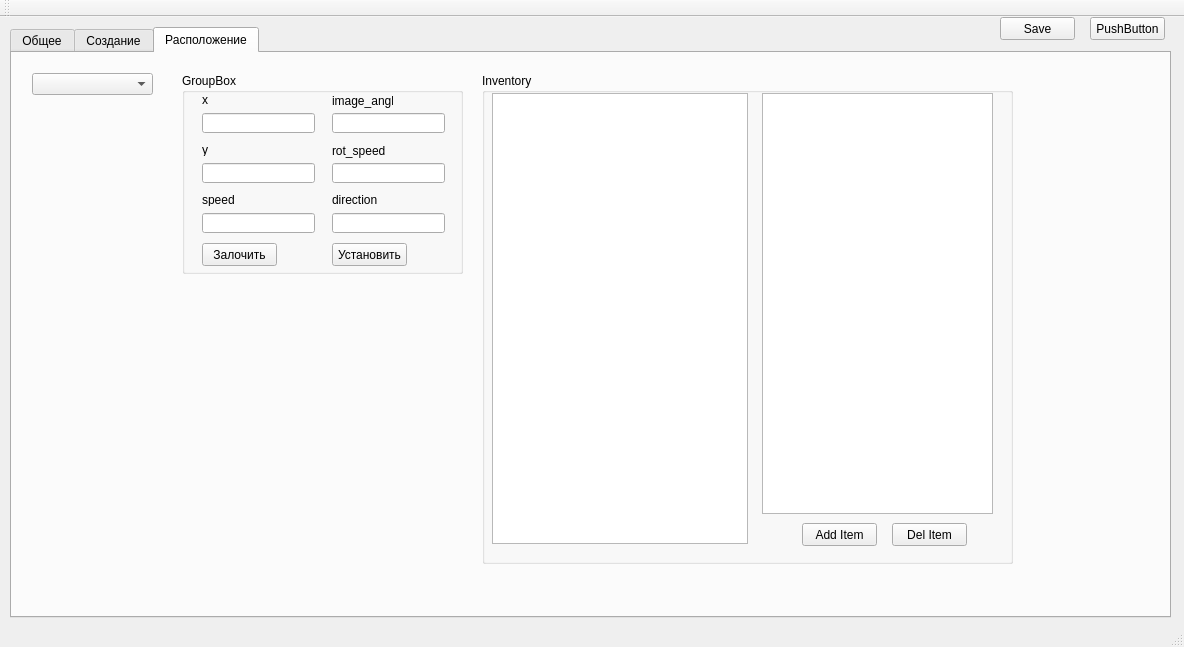
mizit/Nova-git, file Server/nova-server/mainwindow.ui: the form before one commit.
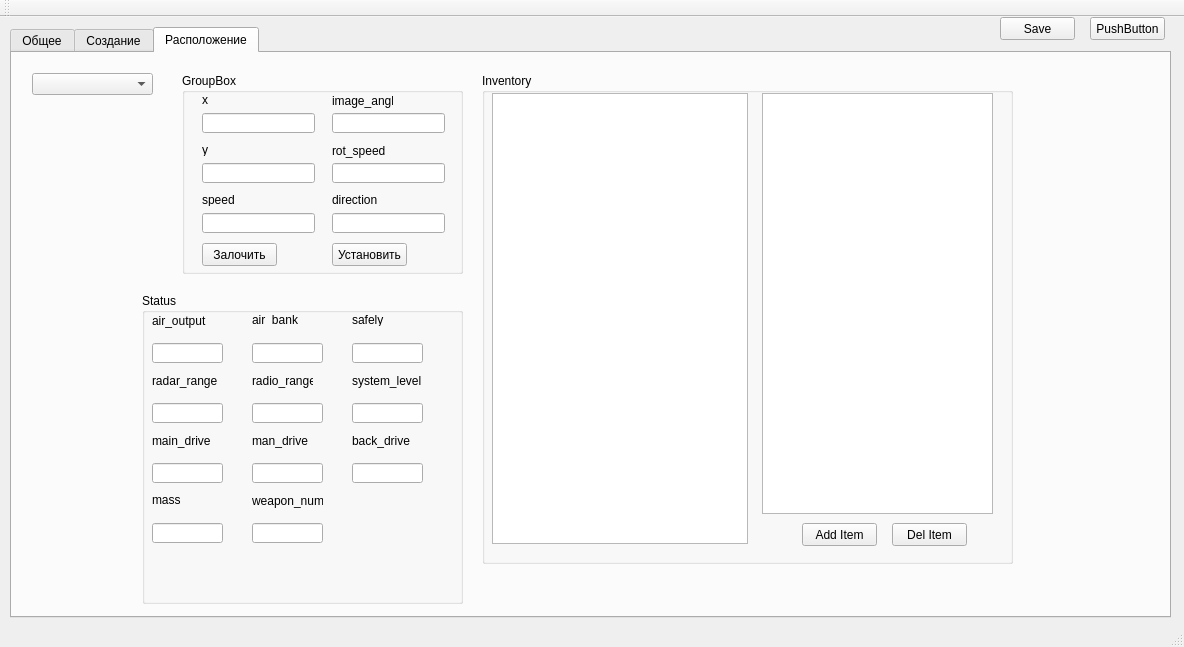
The form after the commit.

```diff
--- a/Server/nova-server/mainwindow.ui
+++ b/Server/nova-server/mainwindow.ui
@@ -404,6 +404,272 @@
        </property>
       </widget>
      </widget>
+     <widget class="QGroupBox" name="groupBox_4">
+      <property name="geometry">
+       <rect>
+        <x>130</x>
+        <y>240</y>
+        <width>321</width>
+        <height>311</height>
+       </rect>
+      </property>
+      <property name="title">
+       <string>Status</string>
+      </property>
+      <widget class="QLabel" name="label_5">
+       <property name="geometry">
+        <rect>
+         <x>10</x>
+         <y>20</y>
+         <width>61</width>
+         <height>16</height>
+        </rect>
+       </property>
+       <property name="text">
+        <string>air_output</string>
+       </property>
+      </widget>
+      <widget class="QLabel" name="label_6">
+       <property name="geometry">
+        <rect>
+         <x>110</x>
+         <y>20</y>
+         <width>47</width>
+         <height>13</height>
+        </rect>
+       </property>
+       <property name="text">
+        <string>air_bank</string>
+       </property>
+      </widget>
+      <widget class="QLabel" name="label_7">
+       <property name="geometry">
+        <rect>
+         <x>210</x>
+         <y>20</y>
+         <width>47</width>
+         <height>13</height>
+        </rect>
+       </property>
+       <property name="text">
+        <string>safely</string>
+       </property>
+      </widget>
+      <widget class="QLabel" name="label_8">
+       <property name="geometry">
+        <rect>
+         <x>210</x>
+         <y>80</y>
+         <width>71</width>
+         <height>16</height>
+        </rect>
+       </property>
+       <property name="text">
+        <string>system_level</string>
+       </property>
+      </widget>
+      <widget class="QLabel" name="label_9">
+       <property name="geometry">
+        <rect>
+         <x>10</x>
+         <y>80</y>
+         <width>71</width>
+         <height>16</height>
+        </rect>
+       </property>
+       <property name="text">
+        <string>radar_range</string>
+       </property>
+      </widget>
+      <widget class="QLabel" name="label_10">
+       <property name="geometry">
+        <rect>
+         <x>110</x>
+         <y>80</y>
+         <width>61</width>
+         <height>16</height>
+        </rect>
+       </property>
+       <property name="text">
+        <string>radio_range</string>
+       </property>
+      </widget>
+      <widget class="QLabel" name="label_11">
+       <property name="geometry">
+        <rect>
+         <x>210</x>
+         <y>140</y>
+         <width>61</width>
+         <height>16</height>
+        </rect>
+       </property>
+       <property name="text">
+        <string>back_drive</string>
+       </property>
+      </widget>
+      <widget class="QLabel" name="label_12">
+       <property name="geometry">
+        <rect>
+         <x>10</x>
+         <y>140</y>
+         <width>61</width>
+         <height>16</height>
+        </rect>
+       </property>
+       <property name="text">
+        <string>main_drive</string>
+       </property>
+      </widget>
+      <widget class="QLabel" name="label_13">
+       <property name="geometry">
+        <rect>
+         <x>110</x>
+         <y>140</y>
+         <width>61</width>
+         <height>16</height>
+        </rect>
+       </property>
+       <property name="text">
+        <string>man_drive</string>
+       </property>
+      </widget>
+      <widget class="QLabel" name="label_15">
+       <property name="geometry">
+        <rect>
+         <x>10</x>
+         <y>200</y>
+         <width>47</width>
+         <height>13</height>
+        </rect>
+       </property>
+       <property name="text">
+        <string>mass</string>
+       </property>
+      </widget>
+      <widget class="QLabel" name="label_16">
+       <property name="geometry">
+        <rect>
+         <x>110</x>
+         <y>200</y>
+         <width>71</width>
+         <height>16</height>
+        </rect>
+       </property>
+       <property name="text">
+        <string>weapon_num</string>
+       </property>
+      </widget>
+      <widget class="QLineEdit" name="edit_air_output">
+       <property name="geometry">
+        <rect>
+         <x>10</x>
+         <y>50</y>
+         <width>71</width>
+         <height>20</height>
+        </rect>
+       </property>
+      </widget>
+      <widget class="QLineEdit" name="edit_air_bank">
+       <property name="geometry">
+        <rect>
+         <x>110</x>
+         <y>50</y>
+         <width>71</width>
+         <height>20</height>
+        </rect>
+       </property>
+      </widget>
+      <widget class="QLineEdit" name="edit_safely">
+       <property name="geometry">
+        <rect>
+         <x>210</x>
+         <y>50</y>
+         <width>71</width>
+         <height>20</height>
+        </rect>
+       </property>
+      </widget>
+      <widget class="QLineEdit" name="edit_radio_range">
+       <property name="geometry">
+        <rect>
+         <x>110</x>
+         <y>110</y>
+         <width>71</width>
+         <height>20</height>
+        </rect>
+       </property>
+      </widget>
+      <widget class="QLineEdit" name="edit_system_level">
+       <property name="geometry">
+        <rect>
+         <x>210</x>
+         <y>110</y>
+         <width>71</width>
+         <height>20</height>
+        </rect>
+       </property>
+      </widget>
+      <widget class="QLineEdit" name="edit_radar_range">
+       <property name="geometry">
+        <rect>
+         <x>10</x>
+         <y>110</y>
+         <width>71</width>
+         <height>20</height>
+        </rect>
+       </property>
+      </widget>
+      <widget class="QLineEdit" name="edit_man_drive">
+       <property name="geometry">
+        <rect>
+         <x>110</x>
+         <y>170</y>
+         <width>71</width>
+         <height>20</height>
+        </rect>
+       </property>
+      </widget>
+      <widget class="QLineEdit" name="edit_back_drive">
+       <property name="geometry">
+        <rect>
+         <x>210</x>
+         <y>170</y>
+         <width>71</width>
+         <height>20</height>
+        </rect>
+       </property>
+      </widget>
+      <widget class="QLineEdit" name="edit_main_drive">
+       <property name="geometry">
+        <rect>
+         <x>10</x>
+         <y>170</y>
+         <width>71</width>
+         <height>20</height>
+        </rect>
+       </property>
+      </widget>
+      <widget class="QLineEdit" name="edit_weapon_num">
+       <property name="geometry">
+        <rect>
+         <x>110</x>
+         <y>230</y>
+         <width>71</width>
+         <height>20</height>
+        </rect>
+       </property>
+      </widget>
+      <widget class="QLineEdit" name="edit_mass">
+       <property name="geometry">
+        <rect>
+         <x>10</x>
+         <y>230</y>
+         <width>71</width>
+         <height>20</height>
+        </rect>
+       </property>
+      </widget>
+     </widget>
     </widget>
    </widget>
    <widget class="QPushButton" name="pushButton">
```
